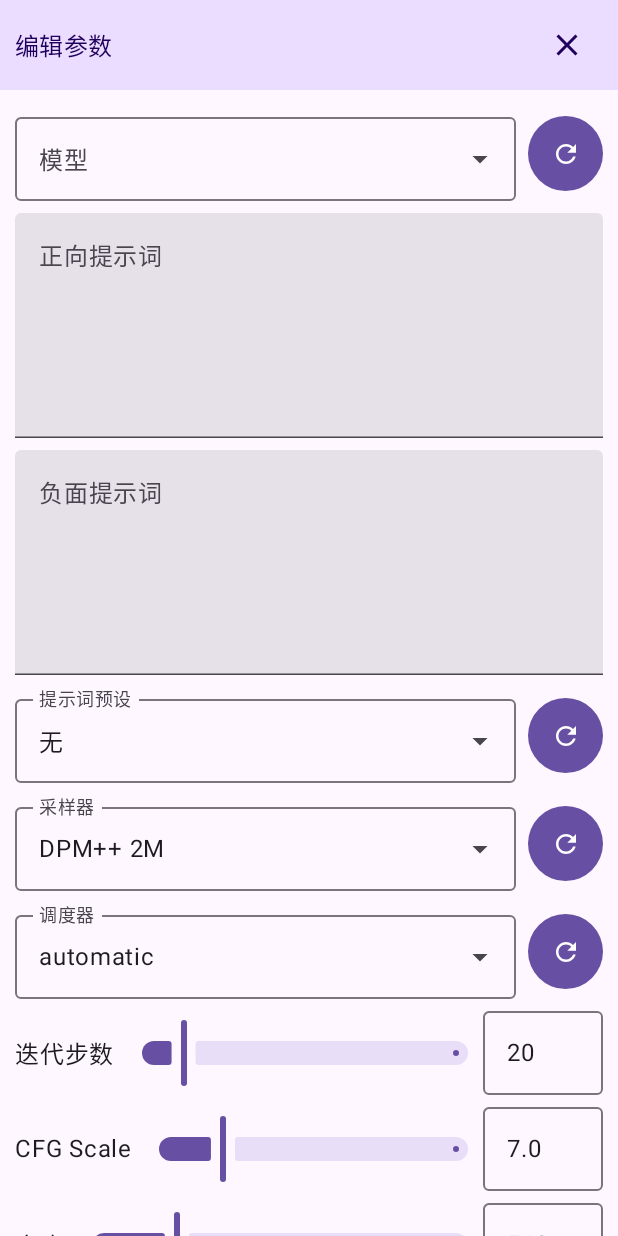
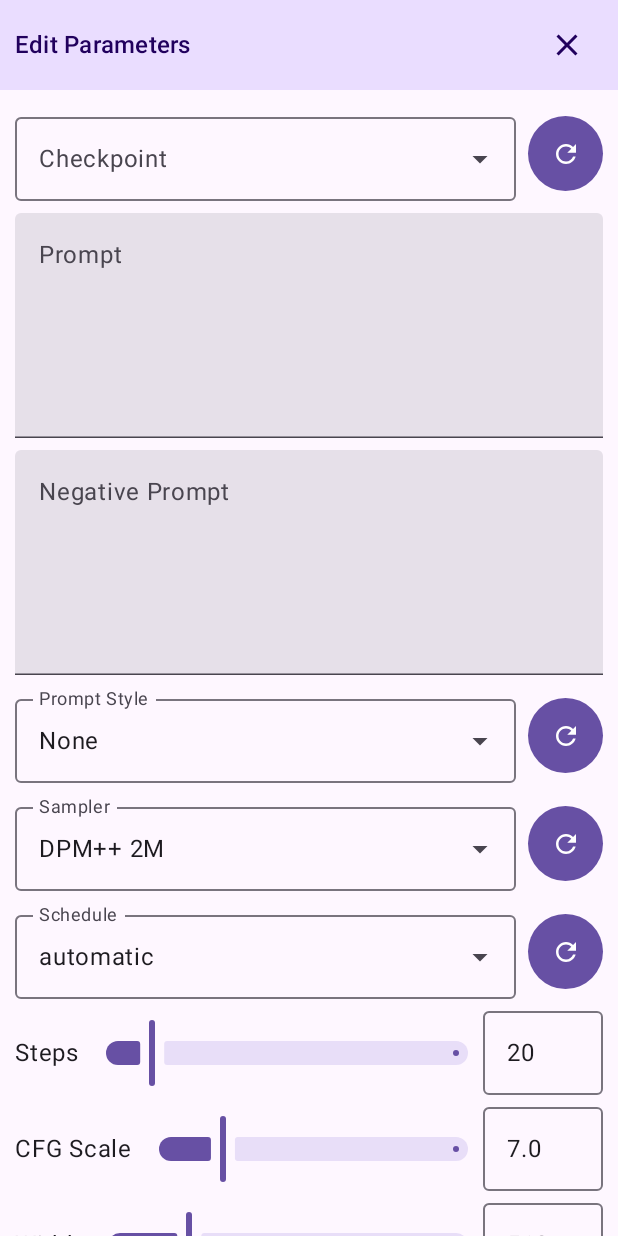
Before and after one commit to fengfeng16/StableDiffusionAndroidClient, an Android app built with Jetpack Compose: the composable ClientScreen called with empty values, after a tap on "Edit", on a phone screen of 412 x 824 dp. Run offline under Robolectric (Android 15) with nearby library versions, the phone set to English and light mode, and no system bars; pictures from the network do not load.

Commit message:
feat(i18n): add basic localization

```diff
--- a/app/src/main/java/com/fengfeng16/stablediffusionapp/ClientActivity.kt
+++ b/app/src/main/java/com/fengfeng16/stablediffusionapp/ClientActivity.kt
@@ -5,7 +5,6 @@ import android.content.ContentValues
 import android.content.Context
 import android.content.Intent
 import android.content.ServiceConnection
-import android.graphics.Bitmap
 import android.os.Build
 import android.os.Bundle
 import android.os.Handler
@@ -49,15 +48,12 @@ import androidx.compose.foundation.text.KeyboardActions
 import androidx.compose.foundation.text.KeyboardOptions
 import androidx.compose.foundation.verticalScroll
 import androidx.compose.material.icons.Icons
-import androidx.compose.material.icons.filled.Autorenew
 import androidx.compose.material.icons.filled.Casino
 import androidx.compose.material.icons.filled.Clear
 import androidx.compose.material.icons.filled.Close
 import androidx.compose.material.icons.filled.Delete
 import androidx.compose.material.icons.filled.Download
 import androidx.compose.material.icons.filled.Edit
-import androidx.compose.material.icons.filled.Refresh
-import androidx.compose.material.icons.filled.Shuffle
 import androidx.compose.material3.Button
 import androidx.compose.material3.Card
 import androidx.compose.material3.Divider
@@ -82,12 +78,10 @@ import androidx.compose.ui.Alignment
 import androidx.compose.ui.ExperimentalComposeUiApi
 import androidx.compose.ui.Modifier
 import androidx.compose.ui.draw.clip
+import androidx.compose.ui.draw.clipToBounds
 import androidx.compose.ui.focus.onFocusChanged
 import androidx.compose.ui.geometry.Offset
 import androidx.compose.ui.graphics.Color
-import androidx.compose.ui.graphics.ImageBitmap
-import androidx.compose.ui.graphics.asAndroidBitmap
-import androidx.compose.ui.graphics.asImageBitmap
 import androidx.compose.ui.graphics.graphicsLayer
 import androidx.compose.ui.input.pointer.pointerInput
 import androidx.compose.ui.layout.ContentScale
@@ -96,9 +90,10 @@ import androidx.compose.ui.platform.LocalContext
 import androidx.compose.ui.platform.LocalDensity
 import androidx.compose.ui.platform.LocalFocusManager
 import androidx.compose.ui.platform.LocalSoftwareKeyboardController
+import androidx.compose.ui.res.stringResource
 import androidx.compose.ui.text.input.KeyboardType
+import androidx.compose.ui.text.style.TextOverflow
 import androidx.compose.ui.unit.dp
-import androidx.core.graphics.createBitmap
 import com.fengfeng16.stablediffusionapp.UnitCompose.DropdownWithReload
 import com.fengfeng16.stablediffusionapp.UnitCompose.SliderWithInput
 import com.fengfeng16.stablediffusionapp.UnitCompose.TextFieldWithLabel
@@ -108,7 +103,6 @@ import com.google.gson.reflect.TypeToken
 import kotlinx.coroutines.Dispatchers
 import kotlinx.coroutines.launch
 import kotlinx.coroutines.withContext
-import java.io.ByteArrayOutputStream
 import kotlin.math.round
 import kotlin.random.Random
 
@@ -573,7 +567,7 @@ fun ConfigHeader(changeConfigPageState: (Boolean) -> Unit) {
         val keyboardController = LocalSoftwareKeyboardController.current
 
         Text(
-            text = "编辑参数",
+            text = stringResource(R.string.edit_properties),
             color = MaterialTheme.colorScheme.onPrimaryContainer,
             style = MaterialTheme.typography.titleMedium,
             modifier = Modifier
@@ -590,7 +584,7 @@ fun ConfigHeader(changeConfigPageState: (Boolean) -> Unit) {
         ) {
             Icon(
                 imageVector = Icons.Default.Close,
-                contentDescription = "Close",
+                contentDescription = stringResource(R.string.close),
                 tint = MaterialTheme.colorScheme.onPrimaryContainer,
             )
         }
@@ -743,7 +737,7 @@ fun LoraComponent(
 
     Column(modifier = modifier) {
         Text(
-            text = "Lora设置",
+            text = stringResource(R.string.lora_options),
             style = MaterialTheme.typography.titleLarge,
             color = MaterialTheme.colorScheme.onBackground
         )
@@ -757,7 +751,7 @@ fun LoraComponent(
                     Column(modifier = Modifier.padding(8.dp)) {
                         Text(text = lora.name)
                         SliderWithInput(
-                            label = "权重",
+                            label = stringResource(R.string.weight),
                             getData = { _ -> lora.radio },
                             setData = { _, value ->
                                 val newRadio = (value as Number).toInt()
@@ -775,7 +769,10 @@ fun LoraComponent(
                             loraList.removeAt(index)
                             setData(loraKey, loraList.toList())
                         }) {
-                            Icon(Icons.Default.Delete, contentDescription = "删除")
+                            Icon(
+                                Icons.Default.Delete,
+                                contentDescription = stringResource(R.string.delete)
+                            )
                         }
                     }
                 }
@@ -791,7 +788,7 @@ fun LoraComponent(
                 reloadList("lora")
             }
         ) {
-            Text(text = "Reload Lora List")
+            Text(text = stringResource(R.string.lora_reload))
         }
         Text(
             color = MaterialTheme.colorScheme.onBackground,
@@ -858,7 +855,7 @@ fun ModelSelector(
     reloadList: (key: String) -> Unit
 ) {
     DropdownWithReload(
-        label = "模型",
+        label = stringResource(R.string.checkpoint),
         options = list.map { it.model_name },
         dataKey = "model",
         getData = getData,
@@ -877,10 +874,10 @@ fun PresetSelector(
     val options = listOf("") + list.map { it.name }
 
     val nameMap = options.associate { option ->
-        option to if (option.isBlank()) "无" else option
+        option to if (option.isBlank()) stringResource(R.string.none) else option
     }
     DropdownWithReload(
-        label = "提示词预设",
+        label = stringResource(R.string.prompt_style),
         options = options,
         dataKey = "promptPreset",
         getData = getData,
@@ -898,7 +895,7 @@ fun SamplerSelector(
     reloadList: (key: String) -> Unit
 ) {
     DropdownWithReload(
-        label = "采样器",
+        label = stringResource(R.string.sampler),
         options = list.map { it.name },
         dataKey = "sampler",
         getData = getData,
@@ -915,7 +912,7 @@ fun ScheduleSelector(
     reloadList: (key: String) -> Unit
 ) {
     DropdownWithReload(
-        label = "调度器",
+        label = stringResource(R.string.schedule),
         options = list.map { it.name },
         dataKey = "schedule",
         getData = getData,
@@ -933,7 +930,7 @@ fun VAESelector(
     reloadList: (key: String) -> Unit
 ) {
     DropdownWithReload(
-        label = "VAE",
+        label = stringResource(R.string.vae),
         options = list.map { it.model_name },
         dataKey = "vae",
         getData = getData,
@@ -948,7 +945,7 @@ fun PromptInput(
     setData: (String, Any) -> Unit,
 ) {
     TextFieldWithLabel(
-        label = "正向提示词",
+        label = stringResource(R.string.prompt),
         dataKey = "prompt",
         getData = getData,
         setData = setData,
@@ -957,7 +954,7 @@ fun PromptInput(
     )
 
     TextFieldWithLabel(
-        label = "负面提示词",
+        label = stringResource(R.string.negative_prompt),
         dataKey = "negativePrompt",
         getData = getData,
         setData = setData,
@@ -999,7 +996,7 @@ fun SizeSlider(
     }
 
     SliderWithInput(
-        label = "宽度",
+        label = stringResource(R.string.width),
         setData = setData,
         getData = getData,
         dataKey = "width",
@@ -1013,7 +1010,7 @@ fun SizeSlider(
     )
 
     SliderWithInput(
-        label = "高度",
+        label = stringResource(R.string.height),
         setData = setData,
         getData = getData,
         dataKey = "height",
@@ -1031,9 +1028,15 @@ fun SizeSlider(
                 changeSize(1216f, 832f)
             },
             modifier = Modifier
-                .weight(1f)
+                .weight(1f),
+            contentPadding = PaddingValues(0.dp)
         ) {
-            Text("横向 1216x832")
+            Text(
+                maxLines = 1,
+                overflow = TextOverflow.Visible,
+                softWrap = false,
+                text = stringResource(R.string.horizontal),
+            )
         }
         Spacer(Modifier.weight(0.1f))
         Button(
@@ -1041,9 +1044,15 @@ fun SizeSlider(
                 changeSize(832f, 1216f)
             },
             modifier = Modifier
-                .weight(1f)
+                .weight(1f),
+            contentPadding = PaddingValues(0.dp)
         ) {
-            Text("纵向 832x1216")
+            Text(
+                maxLines = 1,
+                overflow = TextOverflow.Visible,
+                softWrap = false,
+                text = stringResource(R.string.vertical)
+            )
         }
     }
 
@@ -1054,7 +1063,7 @@ fun SizeSlider(
         modifier = Modifier
             .fillMaxWidth()
     ) {
-        Text("方形 1024x1024")
+        Text(stringResource(R.string.square))
     }
 }
 
@@ -1073,7 +1082,7 @@ fun StepSlider(
     }
 
     SliderWithInput(
-        label = "迭代步数",
+        label = stringResource(R.string.steps),
         getData = getData,
         setData = setData,
         dataKey = "steps",
@@ -1099,7 +1108,7 @@ fun CFGSlider(
     }
 
     SliderWithInput(
-        label = "CFG Scale",
+        label = stringResource(R.string.cfg),
         getData = getData,
         setData = setData,
         dataKey = "cfgScale",
@@ -1125,7 +1134,7 @@ fun ClipSlider(
     }
 
     SliderWithInput(
-        label = "Clip（负值）",
+        label = stringResource(R.string.clip),
         getData = getData,
         setData = setData,
         dataKey = "clipSkip",
@@ -1151,7 +1160,7 @@ fun BatchCountSlider(
     }
 
     SliderWithInput(
-        label = "生成批次",
+        label = stringResource(R.string.batch_count),
         getData = getData,
         setData = setData,
         dataKey = "batchCount",
@@ -1192,7 +1201,7 @@ fun SeedInputField(
                     text = it
                 }
             },
-            label = { Text("种子") },
+            label = { Text(stringResource(R.string.seed)) },
             keyboardOptions = KeyboardOptions.Default.copy(
                 keyboardType = KeyboardType.Number
             ),
@@ -1220,8 +1229,9 @@ fun SeedInputField(
                 .padding(start = 8.dp)
                 .weight(0.2f)
         ) {
-            Icon(Icons.Default.Casino,
-                contentDescription = "随机刷新种子",
+            Icon(
+                Icons.Default.Casino,
+                contentDescription = stringResource(R.string.random_seed),
                 modifier = Modifier.size(22.dp)
             )
         }
@@ -1235,8 +1245,9 @@ fun SeedInputField(
                 .padding(start = 8.dp)
                 .weight(0.2f)
         ) {
-            Icon(Icons.Default.Clear,
-                contentDescription = "随机",
+            Icon(
+                Icons.Default.Clear,
+                contentDescription = stringResource(R.string.reset_seed),
                 modifier = Modifier.size(22.dp)
             )
         }
@@ -1263,7 +1274,7 @@ fun BottomButton(
             Icon(
                 modifier = Modifier.fillMaxSize(0.4f),
                 imageVector = Icons.Default.Edit,
-                contentDescription = "Edit"
+                contentDescription = stringResource(R.string.edit),
             )
         }
         Spacer(modifier = Modifier.weight(0.2f))
@@ -1275,7 +1286,7 @@ fun BottomButton(
                 .align(Alignment.CenterVertically)
         ) {
             Text(
-                text = "生成",
+                text = stringResource(R.string.generate),
                 style = MaterialTheme.typography.titleMedium,
             )
         }
@@ -1301,7 +1312,7 @@ fun ImageShower(
                 .background(Color.Black),
             contentAlignment = Alignment.Center
         ) {
-            Text("暂无图片", color = Color.White)
+            Text(stringResource(R.string.no_img), color = Color.White)
         }
         return
     }
@@ -1357,7 +1368,7 @@ fun ImageShower(
                     .size(40.dp)
                     .background(Color.White.copy(alpha = 0.5f), shape = CircleShape)
             ) {
-                Icon(Icons.Default.Download, contentDescription = "Download")
+                Icon(Icons.Default.Download, contentDescription = stringResource(R.string.download))
             }
         }
 
@@ -1373,7 +1384,7 @@ fun ImageShower(
                 Box {
                     Image(
                         bitmap = image.image,
-                        contentDescription = "Thumbnail $index",
+                        contentDescription = stringResource(R.string.thumbnail) + " $index",
                         modifier = Modifier
                             .size(64.dp)
                             .clip(RoundedCornerShape(8.dp))
@@ -1399,7 +1410,7 @@ fun ImageShower(
                     ) {
                         Icon(
                             imageVector = Icons.Default.Delete,
-                            contentDescription = "Delete",
+                            contentDescription = stringResource(R.string.delete),
                             tint = Color.White,
                             modifier = Modifier.size(18.dp)
                         )
@@ -1415,7 +1426,8 @@ suspend fun saveImageToDownloads(context: Context, base64: String) {
         Base64.decode(base64, Base64.DEFAULT)
     } catch (e: IllegalArgumentException) {
         withContext(Dispatchers.Main) {
-            Toast.makeText(context, "无效的 Base64 数据", Toast.LENGTH_SHORT).show()
+            Toast.makeText(context, context.getString(R.string.invalid_base64), Toast.LENGTH_SHORT)
+                .show()
         }
         return
     }
@@ -1437,17 +1449,29 @@ suspend fun saveImageToDownloads(context: Context, base64: String) {
                     out.write(bytes)
                 }
                 withContext(Dispatchers.Main) {
-                    Toast.makeText(context, "图片已保存至相册", Toast.LENGTH_SHORT).show()
+                    Toast.makeText(
+                        context,
+                        context.getString(R.string.img_saved_success),
+                        Toast.LENGTH_SHORT
+                    ).show()
                 }
             } catch (e: Exception) {
                 e.printStackTrace()
                 withContext(Dispatchers.Main) {
-                    Toast.makeText(context, "保存失败：${e.message}", Toast.LENGTH_SHORT).show()
+                    Toast.makeText(
+                        context,
+                        context.getString(R.string.img_saved_failed) + " ${e.message}",
+                        Toast.LENGTH_SHORT
+                    ).show()
                 }
             }
         } else {
             withContext(Dispatchers.Main) {
-                Toast.makeText(context, "保存失败，无法创建文件", Toast.LENGTH_SHORT).show()
+                Toast.makeText(
+                    context,
+                    context.getString(R.string.img_cannot_create_file),
+                    Toast.LENGTH_SHORT
+                ).show()
             }
         }
     }
--- a/app/src/main/res/values/strings.xml
+++ b/app/src/main/res/values/strings.xml
@@ -1,4 +1,50 @@
 <resources>
     <string name="app_name">Stable Diffusion App</string>
     <string name="title_activity_client">ClientActivity</string>
+    <string name="edit_properties">Edit Parameters</string>
+    <string name="close">Close</string>
+    <string name="lora_options">Lora Options</string>
+    <string name="weight">Weight</string>
+    <string name="delete">Delete</string>
+    <string name="lora_reload">Reload Lora List</string>
+    <string name="checkpoint">Checkpoint</string>
+    <string name="none">None</string>
+    <string name="prompt_style">Prompt Style</string>
+    <string name="sampler">Sampler</string>
+    <string name="schedule">Schedule</string>
+    <string name="vae">VAE</string>
+    <string name="prompt">Prompt</string>
+    <string name="negative_prompt">Negative Prompt</string>
+    <string name="width">Width</string>
+    <string name="height">Height</string>
+    <string name="horizontal">Horizontal 1216x832</string>
+    <string name="vertical">Vertical 832x1216</string>
+    <string name="square">Square 1024x1024</string>
+    <string name="batch_count">Batch Count</string>
+    <string name="clip">Clip</string>
+    <string name="steps">Steps</string>
+    <string name="cfg">CFG Scale</string>
+    <string name="seed">Seed</string>
+    <string name="random_seed">Random Seed</string>
+    <string name="reset_seed">Reset Seed</string>
+    <string name="generate">Generate</string>
+    <string name="no_img">No Image Available</string>
+    <string name="edit">Edit</string>
+    <string name="download">Download</string>
+    <string name="invalid_base64">Invalid base64 data</string>
+    <string name="img_saved_success">Image saved successfully</string>
+    <string name="img_saved_failed">Failed to save image:</string>
+    <string name="img_cannot_create_file">Save failed, unable to create file</string>
+    <string name="thumbnail">Thumbnail</string>
+    <string name="add_server">Add Server</string>
+    <string name="edit_server">Edit Server</string>
+    <string name="protocol">Protocol</string>
+    <string name="address">Address</string>
+    <string name="port">Port</string>
+    <string name="title">Title</string>
+    <string name="save">Save</string>
+    <string name="ok">OK</string>
+    <string name="connect_failed">Connect Failed</string>
+    <string name="show">Show</string>
+
 </resources>
```
Also changed, not shown: app/src/main/java/com/fengfeng16/stablediffusionapp/MainActivity.kt (+17 -16 lines), 5 other files.
